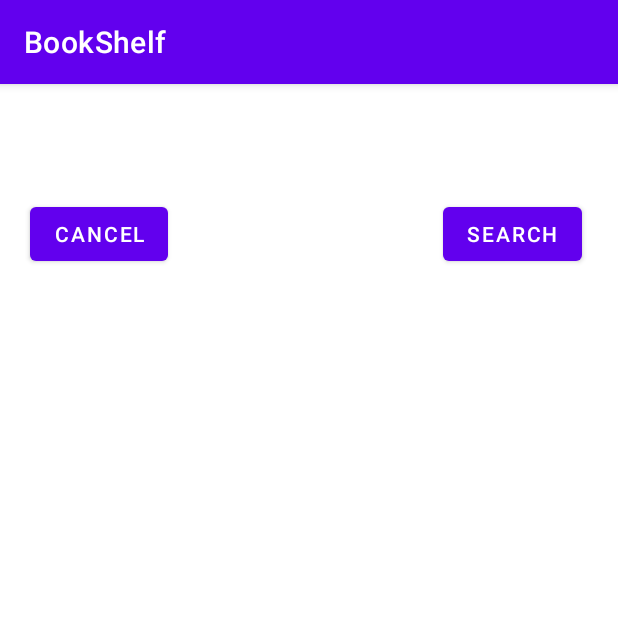
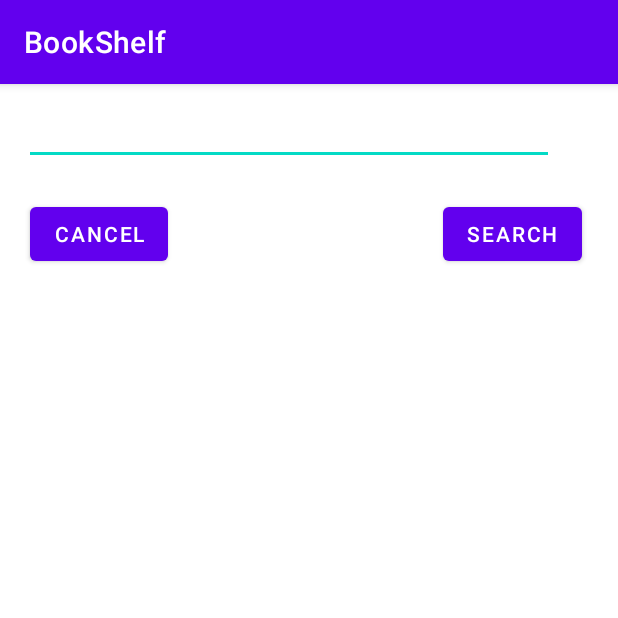
Before and after one commit to LearningJavaAndroid/BookShelf_DynamicUI_Fragment_Delays, an Android app: the BookSearchActivity screen opened directly, with no data from a screen before it, on a phone screen of 412 x 824 dp, the top half of it. Run offline under Robolectric (Android 15) with nearby library versions, the phone set to English and light mode, and no system bars.

Commit message:
Update activity_book_search.xml

```diff
--- a/app/src/main/res/layout/activity_book_search.xml
+++ b/app/src/main/res/layout/activity_book_search.xml
@@ -4,7 +4,6 @@
     xmlns:tools="http://schemas.android.com/tools"
     android:layout_width="match_parent"
     android:layout_height="match_parent"
-    android:theme="@android:style/Theme.Holo.Dialog"
     tools:context=".BookSearchActivity">
 
 
```
